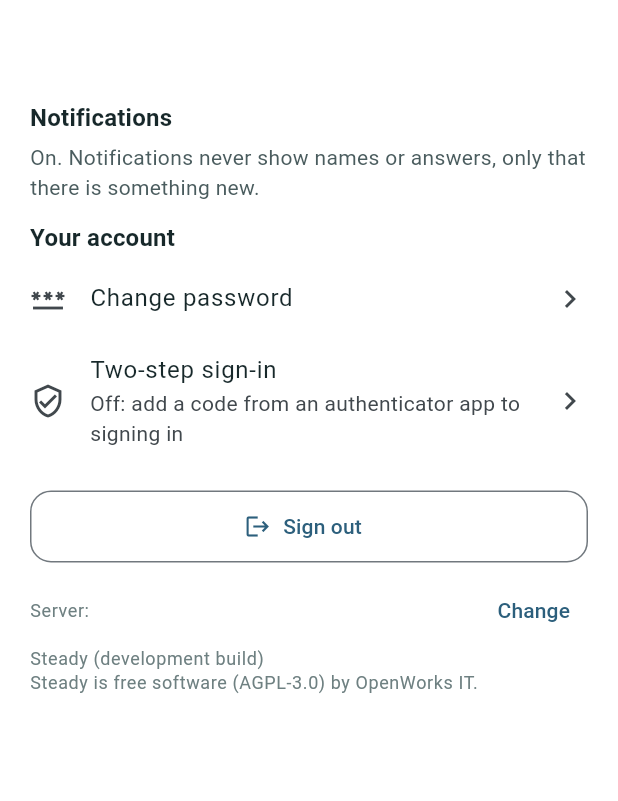
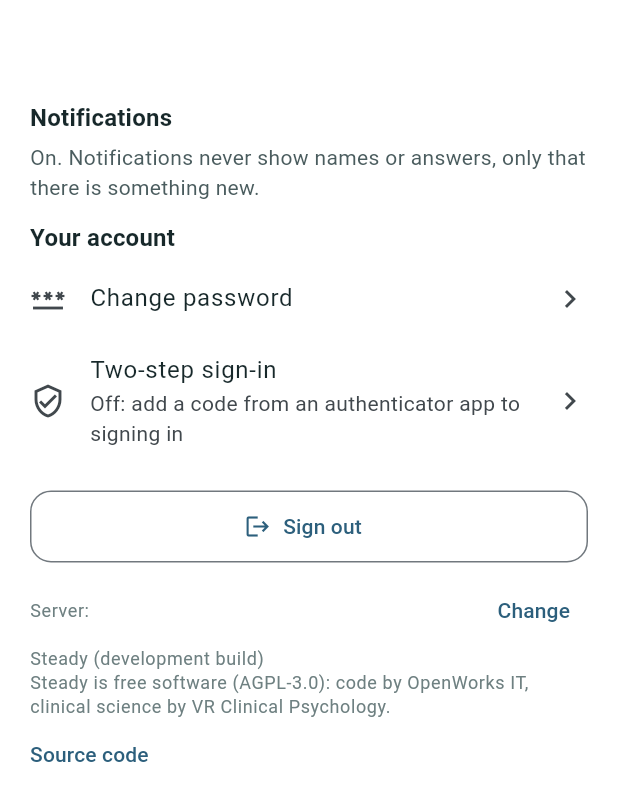
Before and after one commit to OpenWorksIT/steady, a Flutter app: the _SettingsSheet widget shown alone on an empty page, opened directly, after a tap on "Try again", on a phone screen of 412 x 824 dp. Shown: the top 801 px of the screen. Run offline on Flutter 3.47's test engine with Material 3 defaults, Android fonts, the phone set to English and light mode, and no system bars; our stand-ins replace file_picker, flutter_local_notifications, flutter_secure_storage, local_auth, pdf, pocketbase and 3 more; missing offline and left inert: dart:js_interop, excel, flutter_zxing, health, unifiedpush; accounts and stored records are empty; network calls fail; statements that could not run were skipped.

Commit message:
Ready to go public: credits, source code link, SECURITY.md and NOTICE
- README and NOTICE credit Kempie van Rooyen and VR Clinical Psychology with Steady's clinical
  science and research, and OpenWorks IT with the code; the README says each practice's patient
  data stays on its own server, out of OpenWorks' reach.
- The app links to its source code (AGPL-3.0 section 13) in Settings and under the sign-in form.
- SECURITY.md: report vulnerabilities privately; test on your own copy, never a practice's server.
- NOTICE: the built-in questionnaires' authors and terms, and the other third-party parts.
- Account examples in the docs use a made-up practice.

Co-Authored-By: Claude Opus 5.5 <noreply@anthropic.com>
Claude-Session: https://claude.ai/code/session_01Ev59FLH2QXfpjrGLV2pMYZ

```diff
--- a/app/lib/build_info.dart
+++ b/app/lib/build_info.dart
@@ -5,3 +5,6 @@
 // Local builds leave them empty, and then the app never nags about updates.
 const kAppBuild = String.fromEnvironment('STEADY_BUILD');
 const kAppBuildDate = String.fromEnvironment('STEADY_BUILD_DATE');
+
+/// Where anyone using Steady can get its source code (AGPL-3.0 section 13).
+const kSourceUrl = 'https://github.com/OpenWorksIT/steady';
--- a/app/lib/ui/auth/sign_in_screen.dart
+++ b/app/lib/ui/auth/sign_in_screen.dart
@@ -9,6 +9,7 @@ import 'invite_flow.dart';
 import 'join_screen.dart';
 import 'server_screen.dart';
 import '../brand.dart';
+import '../source_link.dart';
 
 class SignInScreen extends StatefulWidget {
   final String? message;
@@ -259,6 +260,8 @@ class _SignInScreenState extends State<SignInScreen> {
                 ),
               ]),
             ],
+            const SizedBox(height: 12),
+            const SourceLink(),
           ],
         ),
       ),
--- a/app/lib/ui/settings_sheet.dart
+++ b/app/lib/ui/settings_sheet.dart
@@ -13,6 +13,7 @@ import 'auth/server_screen.dart';
 import 'auth/two_step_screen.dart';
 import 'clinician/server_updates_screen.dart';
 import 'update_notice.dart';
+import 'source_link.dart';
 import 'calm.dart';
 import 'theme.dart';
 import 'widgets.dart';
@@ -221,7 +222,7 @@ class _SettingsSheetState extends State<_SettingsSheet> {
           Text('Steady ${kAppBuild.isEmpty ? '(development build)' : 'build $kAppBuild'}'
               '${appUpdateAvailable(state) ? ' · build ${state.config.appBuild} available' : ''}',
               style: context.tt.bodySmall?.copyWith(color: context.sc.ink3)),
-          Text('Steady is free software (AGPL-3.0) by OpenWorks IT.', style: context.tt.bodySmall?.copyWith(color: context.sc.ink3)),
+          const SourceLink(),
         ]),
       ),
     );
--- /dev/null
+++ b/app/lib/ui/source_link.dart
@@ -0,0 +1,26 @@
+// SPDX-License-Identifier: AGPL-3.0-or-later
+//
+// Who made Steady, and where its source code is: the AGPL asks that everyone who uses it over a
+// network can get the source. Shown in Settings and under the sign-in form.
+import 'package:flutter/material.dart';
+import 'package:url_launcher/url_launcher.dart';
+
+import '../build_info.dart';
+import 'theme.dart';
+
+class SourceLink extends StatelessWidget {
+  const SourceLink({super.key});
+
+  @override
+  Widget build(BuildContext context) {
+    final small = context.tt.bodySmall?.copyWith(color: context.sc.ink3);
+    return Column(crossAxisAlignment: CrossAxisAlignment.start, children: [
+      Text('Steady is free software (AGPL-3.0): code by OpenWorks IT, clinical science by VR Clinical Psychology.', style: small),
+      TextButton(
+        style: TextButton.styleFrom(padding: EdgeInsets.zero, minimumSize: const Size(0, 36), alignment: Alignment.centerLeft),
+        onPressed: () => launchUrl(Uri.parse(kSourceUrl), mode: LaunchMode.externalApplication).catchError((_) => false),
+        child: const Text('Source code'),
+      ),
+    ]);
+  }
+}
```
Also changed, not shown: 5 other files.
